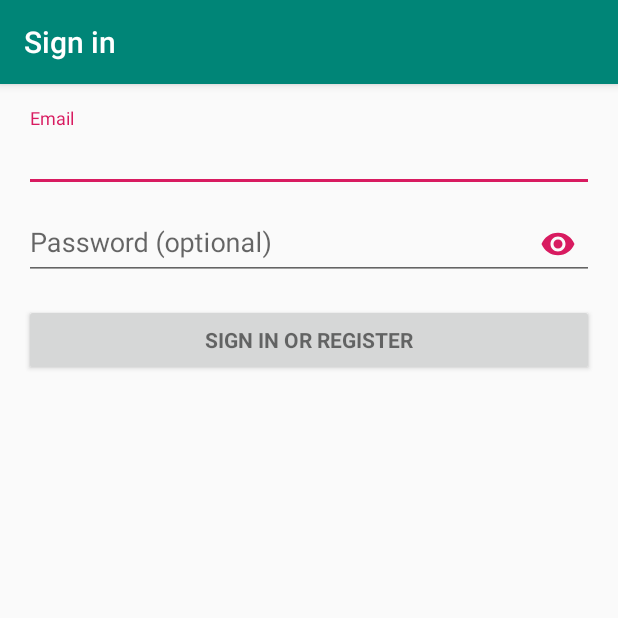
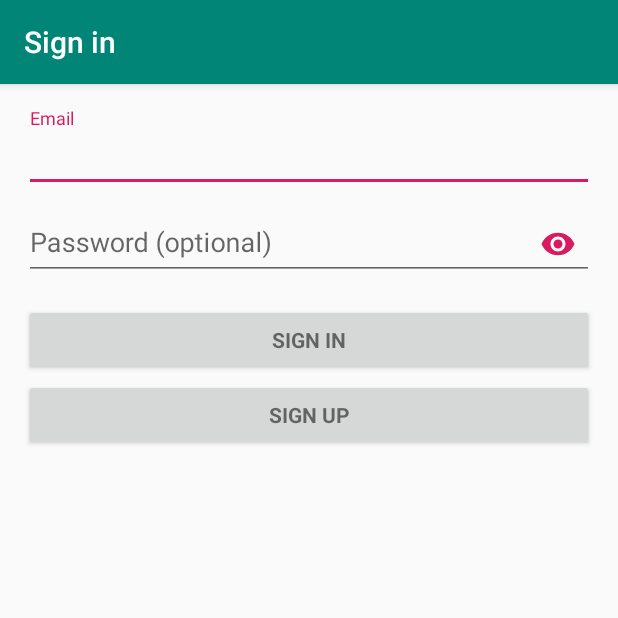
Before and after one commit to skydread1/androidProject, an Android app: the screen it shows after launch (LoginActivity), on a phone screen of 412 x 824 dp, the top half of it. Run offline under Robolectric (Android 15) with nearby library versions, the phone set to English and light mode, and no system bars; 2 statements that could not run were skipped.

Commit message:
seperate sign in and sign up buttons

```diff
--- a/app/src/main/java/com/cpe/chat/LoginActivity.java
+++ b/app/src/main/java/com/cpe/chat/LoginActivity.java
@@ -193,12 +193,12 @@ public class LoginActivity extends AppCompatActivity implements LoaderCallbacks<
 
     private boolean isEmailValid(String email) {
         //TODO: Replace this with your own logic
-        return email.contains("@");
+        return true;
     }
 
     private boolean isPasswordValid(String password) {
         //TODO: Replace this with your own logic
-        return password.length() > 4;
+        return password.length() > 3;
     }
 
     /**
--- a/app/src/main/res/layout/activity_login.xml
+++ b/app/src/main/res/layout/activity_login.xml
@@ -22,6 +22,8 @@
       android:visibility="gone"
       style="?android:attr/progressBarStyleLarge"
       />
+
+
 
   <ScrollView
       android:id="@+id/login_form"
@@ -85,6 +87,15 @@
           style="?android:textAppearanceSmall"
           />
 
+      <Button
+          android:id="@+id/email_login_up_button"
+          android:layout_width="match_parent"
+          android:layout_height="wrap_content"
+          android:layout_marginTop="2dp"
+          android:textStyle="bold"
+          style="?android:textAppearanceSmall"
+          android:text="@string/action_sign_up" />
+
     </LinearLayout>
   </ScrollView>
 </LinearLayout>
--- a/app/src/main/res/values/strings.xml
+++ b/app/src/main/res/values/strings.xml
@@ -4,12 +4,14 @@
     <!-- Strings related to login -->
     <string name="prompt_email">Email</string>
     <string name="prompt_password">Password (optional)</string>
-    <string name="action_sign_in">Sign in or register</string>
-    <string name="action_sign_in_short">Sign in</string>
+    <string name="action_sign_up">Sign Up</string>
+    <string name="action_sign_up_short">Sign Up</string>
     <string name="error_invalid_email">This email address is invalid</string>
     <string name="error_invalid_password">This password is too short</string>
     <string name="error_incorrect_password">This password is incorrect</string>
     <string name="error_field_required">This field is required</string>
     <string name="permission_rationale">"Contacts permissions are needed for providing email completions."</string>
     <string name="cpe_hello">Hello World :D</string>
+    <string name="action_sign_in">Sign In</string>
+    <string name="action_sign_in_short">Sign In</string>
 </resources>
```
